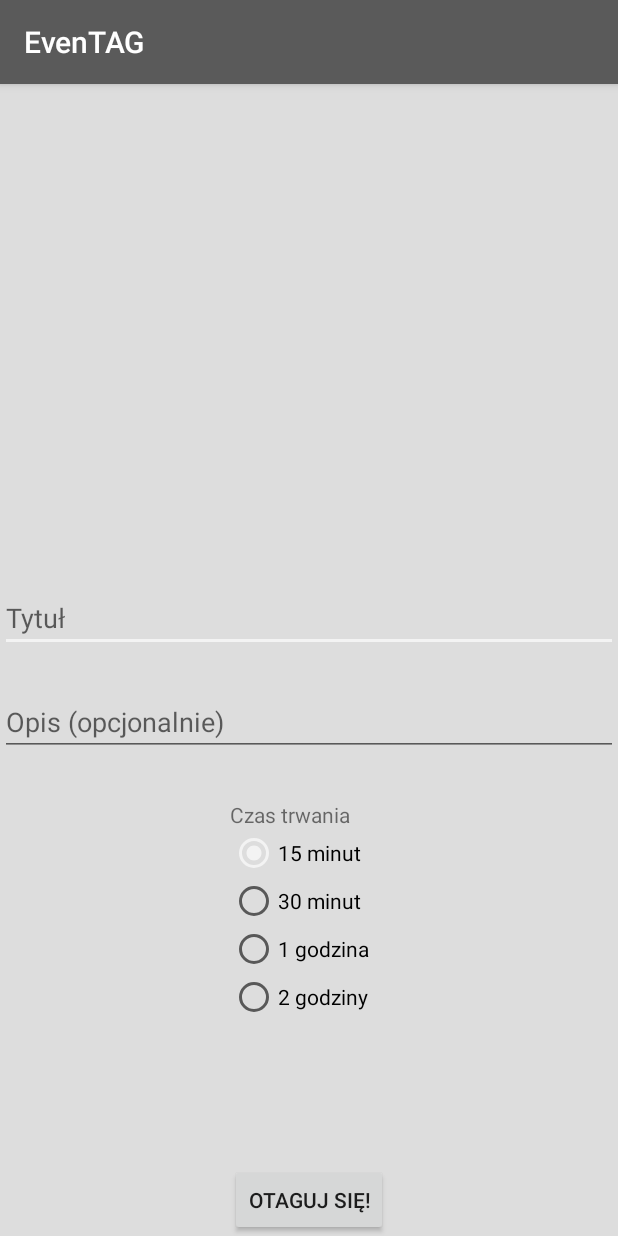
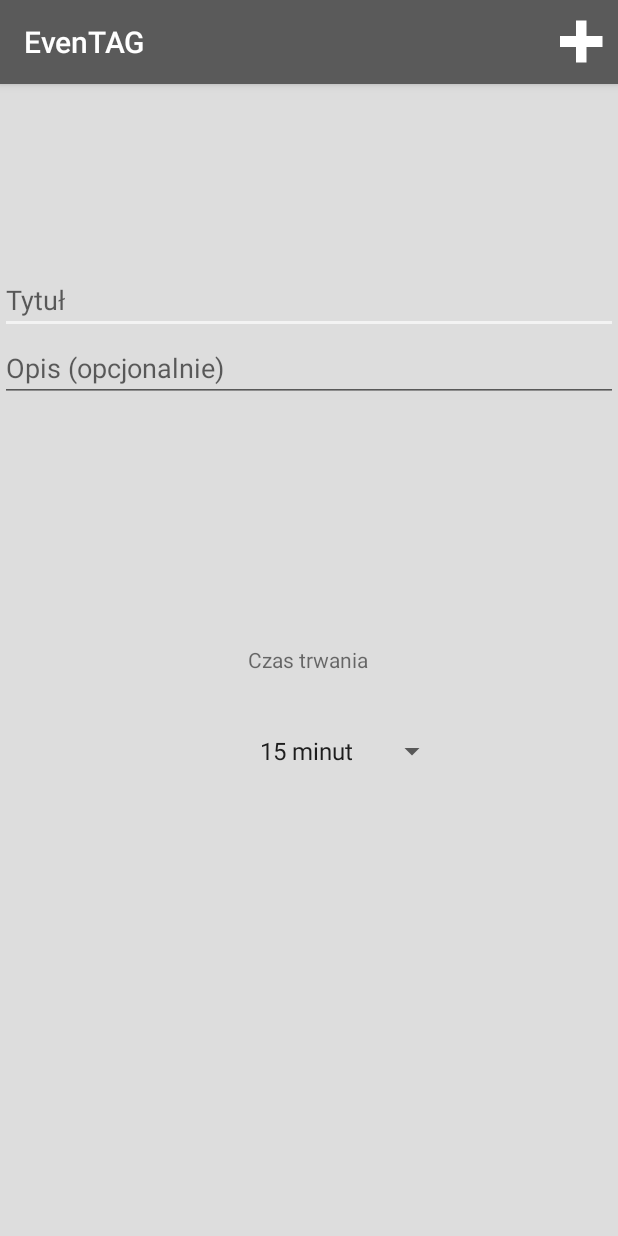
Before and after one commit to maciejbiesek/EvenTAG-app, an Android app: the screen it shows after launch (AddTagActivity), after a tap on "OTAGUJ SIĘ!", on a phone screen of 412 x 824 dp. Run offline under Robolectric (Android 15) with nearby library versions, the phone set to English and light mode, and no system bars; network calls fail.

Commit message:
add tag fix (menu instead of button, get rid of gpsTracker, drop-down list instead of radio-list button)

```diff
--- a/app/src/main/java/com/example/maciej/eventag/AddTagActivity.java
+++ b/app/src/main/java/com/example/maciej/eventag/AddTagActivity.java
@@ -9,12 +9,16 @@ import android.support.v7.app.ActionBarActivity;
 import android.os.Bundle;
 import android.util.Log;
 import android.view.Menu;
+import android.view.MenuInflater;
 import android.view.MenuItem;
 import android.view.View;
+import android.widget.AdapterView;
+import android.widget.ArrayAdapter;
 import android.widget.Button;
 import android.widget.EditText;
 import android.widget.RadioButton;
 import android.widget.RadioGroup;
+import android.widget.Spinner;
 import android.widget.Toast;
 import android.widget.ViewAnimator;
 
@@ -35,61 +39,55 @@ import java.util.Calendar;
 import java.util.List;
 
 
-public class AddTagActivity extends ActionBarActivity {
+public class AddTagActivity extends ActionBarActivity implements AdapterView.OnItemSelectedListener {
 
     private final String TAGS_URL = "http://eventag.websource.com.pl/tags";
+    private Spinner spinner;
+    private static final String[] shutdown = {"15 minut", "30 minut", "1 godzina", "2 godziny"};
+    private String latitude;
+    private String longitude;
+    private int which;
 
     @Override
     protected void onCreate(Bundle savedInstanceState) {
         super.onCreate(savedInstanceState);
         setContentView(R.layout.add_tag);
 
-        final GPSTracker gpsTracker = new GPSTracker(this);
+        Intent i = getIntent();
+        latitude = i.getStringExtra("lat");
+        longitude = i.getStringExtra("lng");
 
-        final EditText nameEditText = (EditText) findViewById(R.id.new_tag_name);
-        final EditText descriptionEditText = (EditText) findViewById(R.id.new_tag_description);
-        final RadioGroup radioGroup = (RadioGroup) findViewById(R.id.radioList);
+        spinner = (Spinner)findViewById(R.id.spinner);
+        ArrayAdapter<String> adapter = new ArrayAdapter<String>(AddTagActivity.this,
+                android.R.layout.simple_spinner_item, shutdown);
+        adapter.setDropDownViewResource(android.R.layout.simple_spinner_dropdown_item);
+        spinner.setAdapter(adapter);
+        spinner.setSelection(0);
+        spinner.setOnItemSelectedListener(this);
+    }
 
-        Button addTag = (Button) findViewById(R.id.new_tag_save);
-        addTag.setOnClickListener(new View.OnClickListener() {
-            @Override
-            public void onClick(View v) {
+    private void addTag() {
+        EditText nameEditText = (EditText) findViewById(R.id.new_tag_name);
+        EditText descriptionEditText = (EditText) findViewById(R.id.new_tag_description);
+
         String name = nameEditText.getText().toString();
         String description = descriptionEditText.getText().toString();
 
         String shutdownTime = null;
 
-                int selectedId = radioGroup.getCheckedRadioButtonId();
-                final RadioButton checkedRatio = (RadioButton) findViewById(selectedId);
-                int which = radioGroup.indexOfChild(checkedRatio);
-
         switch (which) {
-                    case 1:
+            case 0:
                 shutdownTime = addTime(15);
                 break;
-                    case 2:
+            case 1:
                 shutdownTime = addTime(30);
                 break;
-                    case 3:
+            case 2:
                 shutdownTime = addTime(60);
                 break;
-                    case 4:
+            case 3:
                 shutdownTime = addTime(120);
                 break;
-                }
-
-                String latitude = "";
-                String longitude = "";
-                if (gpsTracker.getIsGPSTrackingEnabled()) {
-                    latitude = String.valueOf(gpsTracker.latitude);
-                    longitude = String.valueOf(gpsTracker.longitude);
-                }
-                else
-                {
-                    // can't get location
-                    // GPS or Network is not enabled
-                    // Ask user to enable GPS/network in settings
-                    gpsTracker.showSettingsAlert();
         }
 
         int userId = 1;
@@ -97,17 +95,50 @@ public class AddTagActivity extends ActionBarActivity {
 
         if (!name.isEmpty()) {
             if (isOnline()) {
+                Toast.makeText(AddTagActivity.this, createJSON(tag), Toast.LENGTH_SHORT).show();
                 (new AsyncNetworkTagsProvider()).execute(createJSON(tag));
-                        Toast.makeText(AddTagActivity.this, "Dodano nowe zdarzenie", Toast.LENGTH_LONG).show();
+                Toast.makeText(AddTagActivity.this, "Dodano nowe zdarzenie", Toast.LENGTH_SHORT).show();
                 finish();
             }
             else {
-                        Toast.makeText(AddTagActivity.this, "Brak dostępu do sieci", Toast.LENGTH_LONG).show();
+                Toast.makeText(AddTagActivity.this, "Brak dostępu do sieci", Toast.LENGTH_SHORT).show();
             }
         }
         else Toast.makeText(AddTagActivity.this, "Najpierw podaj tytuł!", Toast.LENGTH_SHORT).show();
     }
-        });
+
+    public void onItemSelected(AdapterView<?> parent, View v, int position, long id) {
+        which = position;
+    }
+
+    @Override
+    public void onNothingSelected(AdapterView<?> parent) {
+
+    }
+
+    @Override
+    public boolean onCreateOptionsMenu(Menu menu) {
+
+        MenuInflater inflater = getMenuInflater();
+        inflater.inflate(R.menu.menu_add_tag, menu);
+
+        return super.onCreateOptionsMenu(menu);
+    }
+
+    @Override
+    public boolean onOptionsItemSelected(MenuItem item) {
+
+        switch (item.getItemId()) {
+            case R.id.add: {
+                addTag();
+                finish();
+                return true;
+            }
+
+            default: {
+                return super.onOptionsItemSelected(item);
+            }
+        }
     }
 
     public String addTime(int minutes) {
--- a/app/src/main/java/com/example/maciej/eventag/MapActivity.java
+++ b/app/src/main/java/com/example/maciej/eventag/MapActivity.java
@@ -46,7 +46,7 @@ public class MapActivity extends ActionBarActivity implements
     Location location;
     LatLng user_location;
     public static final String TAG = MapActivity.class.getSimpleName();
-    private List<Tag> tagList = new ArrayList<>();
+    public static List<Tag> tagList = new ArrayList<>();
     private ArrayList<MyMarker> mMyMarkersArray = new ArrayList<>();
     private HashMap<Marker, MyMarker> mMarkersHashMap;
     private GoogleApiClient mGoogleApiClient;
@@ -80,6 +80,8 @@ public class MapActivity extends ActionBarActivity implements
             @Override
             public void onClick(View v) {
                 Intent intent = new Intent(MapActivity.this, AddTagActivity.class);
+                intent.putExtra("lat", String.valueOf(user_location_latitude));
+                intent.putExtra("lng", String.valueOf(user_location_longitude));
                 startActivity(intent);
                 overridePendingTransition(R.anim.slide_bottom_out, R.anim.slide_bottom_in);
             }
@@ -228,7 +230,6 @@ public class MapActivity extends ActionBarActivity implements
             super.onPostExecute(result);
             tagList.clear();
             tagList.addAll(result);
-            Toast.makeText(MapActivity.this, "" + tagList.size(), Toast.LENGTH_LONG).show();
             ViewAnimator viewAnimator = (ViewAnimator) findViewById(R.id.animator);
             viewAnimator.setDisplayedChild(1);
         }
--- a/app/src/main/res/anim/slide_bottom_in.xml
+++ b/app/src/main/res/anim/slide_bottom_in.xml
@@ -4,6 +4,6 @@
     <translate
         android:duration="500"
         android:fromYDelta="0%p"
-        android:toYDelta="100%p" />
+        android:toYDelta="-100%p" />
 
 </set>
--- a/app/src/main/res/anim/slide_bottom_out.xml
+++ b/app/src/main/res/anim/slide_bottom_out.xml
@@ -3,7 +3,7 @@
 
     <translate
         android:duration="500"
-        android:fromYDelta="-100%p"
+        android:fromYDelta="100%p"
         android:toYDelta="0" />
 
 </set>
--- a/app/src/main/res/layout/add_tag.xml
+++ b/app/src/main/res/layout/add_tag.xml
@@ -8,8 +8,8 @@
         android:layout_height="wrap_content"
         android:hint="Tytuł"
         android:id="@+id/new_tag_name"
-        android:layout_marginBottom="24dp"
-        android:layout_above="@+id/new_tag_description"
+        android:layout_marginTop="121dp"
+        android:layout_alignParentTop="true"
         android:layout_alignParentLeft="true"
         android:layout_alignParentStart="true"
         android:layout_alignParentRight="true"
@@ -20,63 +20,28 @@
         android:layout_height="wrap_content"
         android:hint="Opis (opcjonalnie)"
         android:inputType="textMultiLine"
-        android:ems="10"
         android:id="@+id/new_tag_description"
-        android:layout_above="@+id/radioList"
+        android:layout_below="@+id/new_tag_name"
+        android:layout_alignParentRight="true"
+        android:layout_alignParentEnd="true"
         android:layout_alignParentLeft="true"
-        android:layout_alignParentStart="true"
-        android:layout_marginBottom="29dp"
-        android:layout_alignParentRight="true"
-        android:layout_alignParentEnd="true" />
+        android:layout_alignParentStart="true" />
 
-
-    <RadioGroup
-        android:id="@+id/radioList"
+    <TextView
+        android:id="@+id/text_view"
         android:layout_width="wrap_content"
         android:layout_height="wrap_content"
-        android:layout_gravity="center_horizontal"
-        android:layout_marginBottom="95dp"
-        android:layout_above="@+id/new_tag_save"
-        android:layout_alignLeft="@+id/new_tag_save"
-        android:layout_alignStart="@+id/new_tag_save">
+        android:text="Czas trwania"
+        android:layout_centerVertical="true"
+        android:layout_centerHorizontal="true" />
 
-        <TextView
-            android:layout_width="wrap_content"
-            android:layout_height="wrap_content"
-            android:text="Czas trwania"/>
+    <Spinner
+        android:id="@+id/spinner"
+        android:layout_width="wrap_content"
+        android:layout_height="match_parent"
+        android:layout_alignParentBottom="true"
+        android:layout_alignLeft="@+id/text_view"
+        android:layout_alignStart="@+id/text_view"
+        android:layout_alignTop="@+id/new_tag_name" />
 
-        <RadioButton
-            android:layout_width="wrap_content"
-            android:layout_height="wrap_content"
-            android:id="@+id/radio1"
-            android:text="15 minut"
-            android:checked="true" />
-
-        <RadioButton
-            android:layout_width="wrap_content"
-            android:layout_height="wrap_content"
-            android:id="@+id/radio2"
-            android:text="30 minut" />
-
-        <RadioButton
-            android:layout_width="wrap_content"
-            android:layout_height="wrap_content"
-            android:id="@+id/radio3"
-            android:text="1 godzina"/>
-
-        <RadioButton
-            android:layout_width="wrap_content"
-            android:layout_height="wrap_content"
-            android:id="@+id/radio4"
-            android:text="2 godziny"/>
-    </RadioGroup>
-
-    <Button
-        android:id="@+id/new_tag_save"
-        android:layout_width="wrap_content"
-        android:layout_height="wrap_content"
-        android:layout_gravity="bottom|center_horizontal"
-        android:layout_alignParentBottom="true"
-        android:layout_centerHorizontal="true"
-        android:text="Otaguj się!"/>
 </RelativeLayout>
--- a/app/src/main/res/menu/menu_add_tag.xml
+++ b/app/src/main/res/menu/menu_add_tag.xml
@@ -2,6 +2,9 @@
     xmlns:app="http://schemas.android.com/apk/res-auto"
     xmlns:tools="http://schemas.android.com/tools"
     tools:context="com.example.maciej.eventag.AddTagActivity">
-    <item android:id="@+id/action_settings" android:title="@string/action_settings"
-        android:orderInCategory="100" app:showAsAction="never" />
+
+    <item android:id="@+id/add"
+        android:icon="@drawable/plus"
+        app:showAsAction="always"
+        android:title="Add new tag" />
 </menu>
```
Also changed, not shown: app/src/main/res/drawable/plus.png (added), 2 other files. Lines whose indentation alone changed are shown as unchanged.
